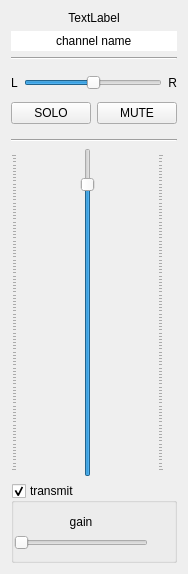
Above: src/jamtaba/gui/trackview.ui from elieserdejesus/JamTaba before the change. Below: the same form after it.
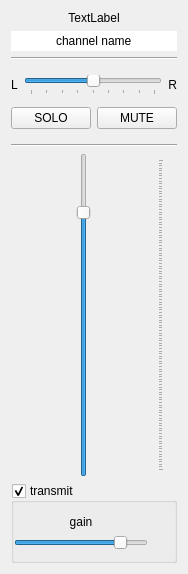
That is the form after the change. Custom widgets are drawn as their Qt base class.

```diff
--- a/src/jamtaba/gui/trackview.ui
+++ b/src/jamtaba/gui/trackview.ui
@@ -179,11 +179,26 @@
           <verstretch>0</verstretch>
          </sizepolicy>
         </property>
+        <property name="minimum">
+         <number>-4</number>
+        </property>
+        <property name="maximum">
+         <number>4</number>
+        </property>
         <property name="singleStep">
-         <number>10</number>
+         <number>1</number>
+        </property>
+        <property name="pageStep">
+         <number>1</number>
         </property>
         <property name="value">
-         <number>50</number>
+         <number>0</number>
+        </property>
+        <property name="sliderPosition">
+         <number>0</number>
+        </property>
+        <property name="tracking">
+         <bool>true</bool>
         </property>
         <property name="orientation">
          <enum>Qt::Horizontal</enum>
@@ -191,6 +206,9 @@
         <property name="invertedAppearance">
          <bool>false</bool>
         </property>
+        <property name="tickPosition">
+         <enum>QSlider::TicksBelow</enum>
+        </property>
        </widget>
       </item>
      </layout>
@@ -229,14 +247,20 @@
           <verstretch>0</verstretch>
          </sizepolicy>
         </property>
+        <property name="maximum">
+         <number>120</number>
+        </property>
         <property name="value">
-         <number>90</number>
+         <number>100</number>
         </property>
         <property name="orientation">
          <enum>Qt::Vertical</enum>
         </property>
         <property name="tickPosition">
-         <enum>QSlider::TicksBothSides</enum>
+         <enum>QSlider::TicksBelow</enum>
+        </property>
+        <property name="tickInterval">
+         <number>0</number>
         </property>
        </widget>
       </item>
@@ -331,7 +355,13 @@
        </widget>
       </item>
       <item row="1" column="0">
-       <widget class="QSlider" name="horizontalSlider">
+       <widget class="QSlider" name="transmitGainSlider">
+        <property name="maximum">
+         <number>120</number>
+        </property>
+        <property name="value">
+         <number>100</number>
+        </property>
         <property name="orientation">
          <enum>Qt::Horizontal</enum>
         </property>
```
Left out of the diff: 6 changed lines with no effect on the pictures.
